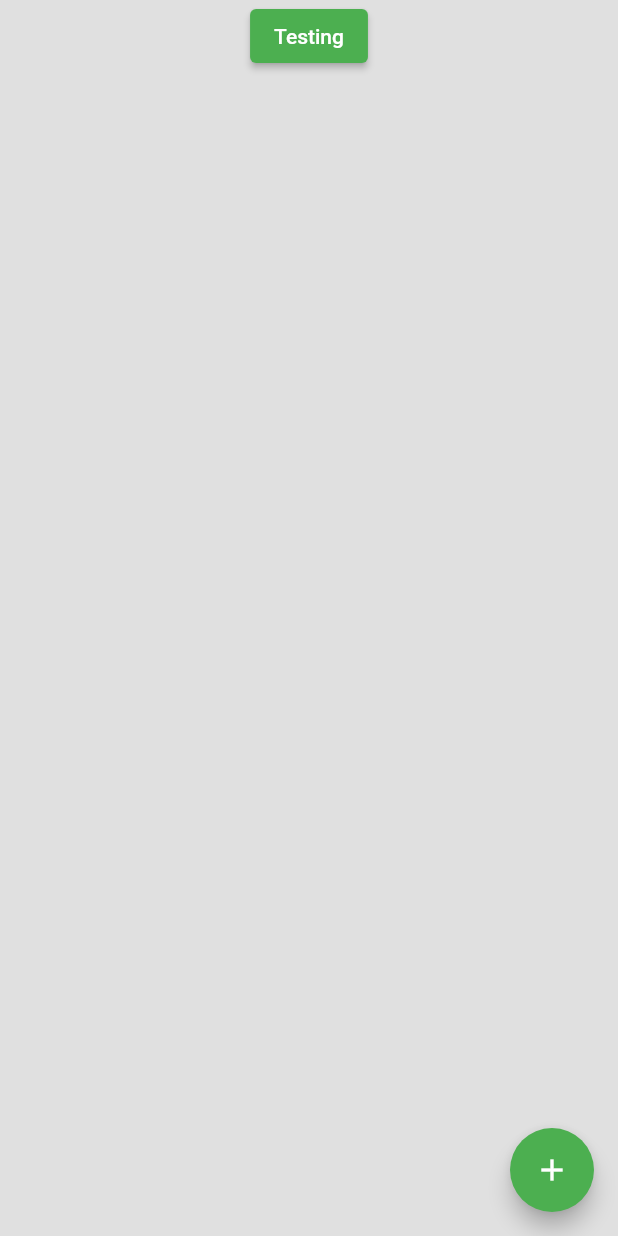
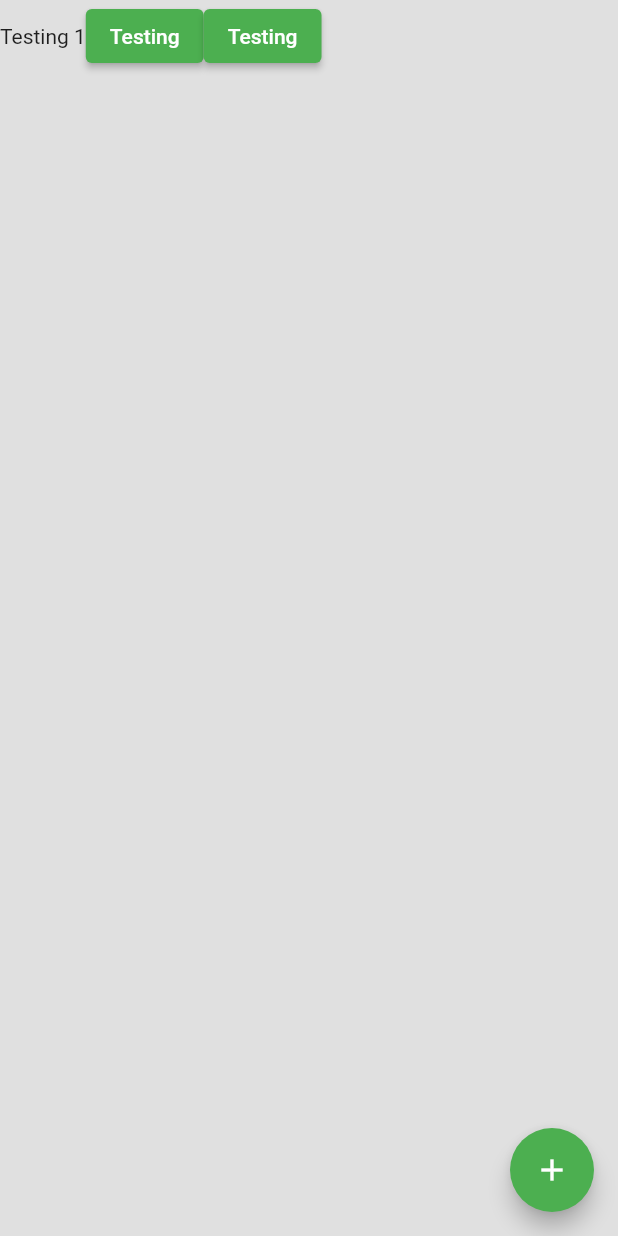
Before and after one commit to GeonwooVincentKim/daily_expanditure_0131, a Flutter app: the screen it shows after launch, on a phone screen of 412 x 824 dp. Run offline on Flutter 3.47's test engine with Material 2 defaults, Android fonts, the phone set to English and light mode, and no system bars; our stand-ins replace flutter_slidable.

Commit message:
[Update] - Testing with new button

```diff
--- a/lib/screens/home.dart
+++ b/lib/screens/home.dart
@@ -64,6 +64,13 @@ class _HomePageState extends State<HomePage> {
               );
             },
           ),
+          Row(
+            children: [
+              Text("Testing 1"),
+              ElevatedButton(
+                onPressed: () => false,
+                child: Text("Testing"),
+              ),
               ElevatedButton(
                 onPressed: () => false,
                 child: Text(
@@ -72,6 +79,9 @@ class _HomePageState extends State<HomePage> {
                   "Testing"
                 ),
               )
+            ],
+          )
+
         ],
       ),
     );
```
Lines whose indentation alone changed are shown as unchanged.
